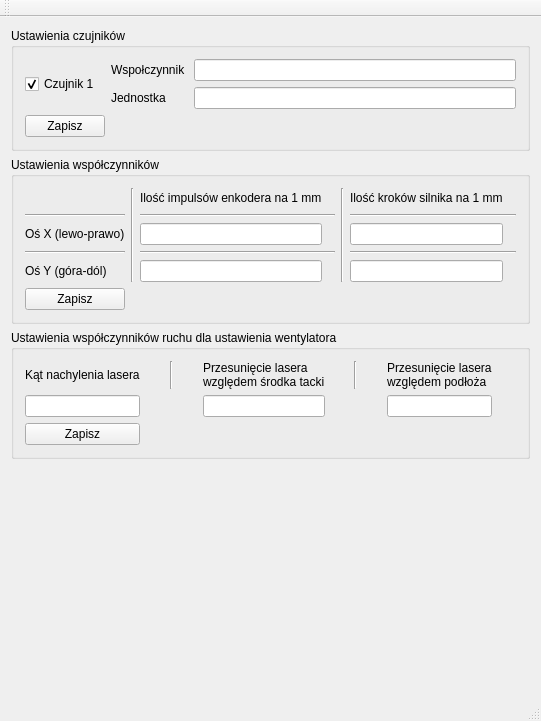
First picture: the form in PrzeplywomierzGUI/Program Serwisowy/mainwindow.ui, repository wiacekmarcin/StanowiskoOtwock, before the edit.
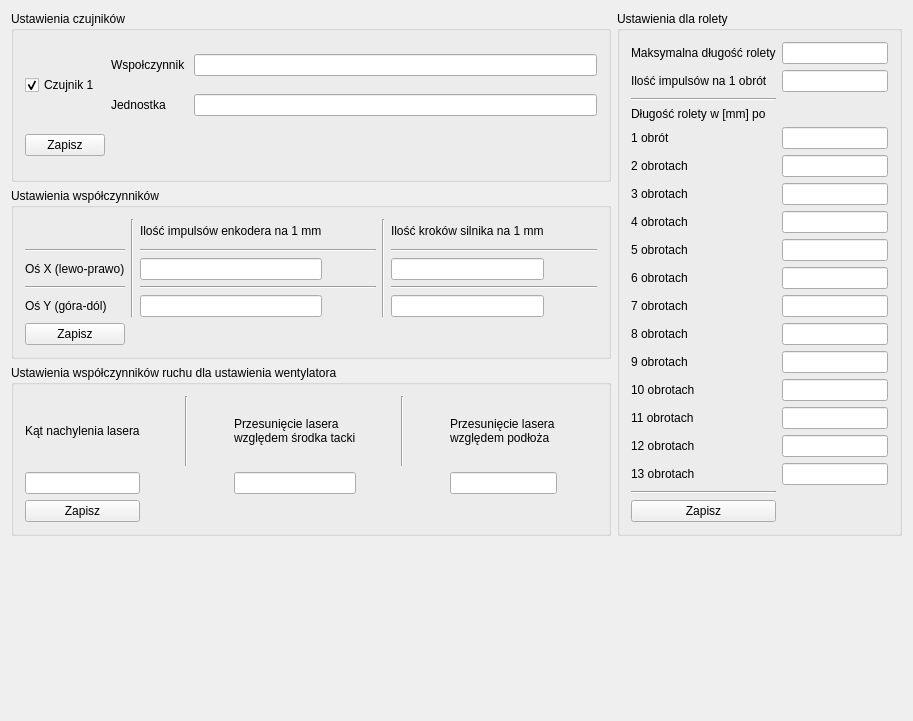
Second picture: the form after the edit.

What changed in the file:
```diff
--- a/PrzeplywomierzGUI/Program Serwisowy/mainwindow.ui
+++ b/PrzeplywomierzGUI/Program Serwisowy/mainwindow.ui
@@ -6,7 +6,7 @@
    <rect>
     <x>0</x>
     <y>0</y>
-    <width>541</width>
+    <width>913</width>
     <height>721</height>
    </rect>
   </property>
@@ -14,59 +14,139 @@
    <string>Program serwisowy do kontrolera</string>
   </property>
   <widget class="QWidget" name="centralWidget">
-   <layout class="QVBoxLayout" name="verticalLayoutCentral">
-    <item>
-     <widget class="QGroupBox" name="groupBox">
+   <layout class="QGridLayout" name="gridLayout_2">
+    <item row="4" column="0">
+     <spacer name="verticalSpacer">
+      <property name="orientation">
+       <enum>Qt::Vertical</enum>
+      </property>
+      <property name="sizeHint" stdset="0">
+       <size>
+        <width>20</width>
+        <height>40</height>
+       </size>
+      </property>
+     </spacer>
+    </item>
+    <item row="2" column="0">
+     <widget class="QGroupBox" name="groupBoxWentylator">
       <property name="title">
-       <string>Ustawienia czujników</string>
+       <string>Ustawienia współczynników ruchu dla ustawienia wentylatora</string>
       </property>
-      <property name="flat">
-       <bool>false</bool>
-      </property>
-      <layout class="QGridLayout" name="gridLayoutCzujniki">
-       <item row="0" column="0" rowspan="2">
-        <widget class="QCheckBox" name="cbcz1">
+      <layout class="QGridLayout" name="gridLayoutWenty">
+       <item row="0" column="0">
+        <widget class="QLabel" name="lwiatrakkat">
          <property name="text">
-          <string>Czujnik 1</string>
-         </property>
-         <property name="checked">
-          <bool>true</bool>
+          <string>Kąt nachylenia lasera</string>
          </property>
         </widget>
        </item>
        <item row="0" column="1">
-        <widget class="QLabel" name="lratio1">
-         <property name="text">
-          <string>Wspołczynnik </string>
+        <spacer name="horizontalSpacerWentylator_1">
+         <property name="orientation">
+          <enum>Qt::Horizontal</enum>
          </property>
-        </widget>
+         <property name="sizeHint" stdset="0">
+          <size>
+           <width>40</width>
+           <height>20</height>
+          </size>
+         </property>
+        </spacer>
        </item>
        <item row="0" column="2">
-        <widget class="QLineEdit" name="ecz1ratio">
-         <property name="text">
-          <string/>
+        <widget class="Line" name="linewentylator_1">
+         <property name="orientation">
+          <enum>Qt::Vertical</enum>
          </property>
         </widget>
        </item>
-       <item row="1" column="1">
-        <widget class="QLabel" name="lunit1">
+       <item row="0" column="3">
+        <spacer name="horizontalSpacerWentylator_2">
+         <property name="orientation">
+          <enum>Qt::Horizontal</enum>
+         </property>
+         <property name="sizeHint" stdset="0">
+          <size>
+           <width>40</width>
+           <height>20</height>
+          </size>
+         </property>
+        </spacer>
+       </item>
+       <item row="0" column="4">
+        <widget class="QLabel" name="lwiatrakx">
          <property name="text">
-          <string>Jednostka</string>
+          <string>Przesunięcie lasera
+względem środka tacki</string>
          </property>
         </widget>
        </item>
-       <item row="1" column="2">
-        <widget class="QLineEdit" name="ecz1unit">
-         <property name="text">
-          <string/>
+       <item row="0" column="5">
+        <spacer name="horizontalSpacerWentylator_3">
+         <property name="orientation">
+          <enum>Qt::Horizontal</enum>
          </property>
-         <property name="maxLength">
-          <number>10</number>
+         <property name="sizeHint" stdset="0">
+          <size>
+           <width>40</width>
+           <height>20</height>
+          </size>
          </property>
+        </spacer>
+       </item>
+       <item row="0" column="6">
+        <widget class="Line" name="linewentylator_2">
+         <property name="orientation">
+          <enum>Qt::Vertical</enum>
+         </property>
         </widget>
        </item>
+       <item row="0" column="7">
+        <spacer name="horizontalSpacerWentylator_4">
+         <property name="orientation">
+          <enum>Qt::Horizontal</enum>
+         </property>
+         <property name="sizeHint" stdset="0">
+          <size>
+           <width>40</width>
+           <height>20</height>
+          </size>
+         </property>
+        </spacer>
+       </item>
+       <item row="0" column="8">
+        <widget class="QLabel" name="lwiatraky">
+         <property name="text">
+          <string>Przesunięcie lasera
+względem podłoża</string>
+         </property>
+        </widget>
+       </item>
+       <item row="0" column="9">
+        <spacer name="horizontalSpacerWentylator_5">
+         <property name="orientation">
+          <enum>Qt::Horizontal</enum>
+         </property>
+         <property name="sizeHint" stdset="0">
+          <size>
+           <width>40</width>
+           <height>20</height>
+          </size>
+         </property>
+        </spacer>
+       </item>
+       <item row="1" column="0">
+        <widget class="QLineEdit" name="ewiatrakkat"/>
+       </item>
+       <item row="1" column="4">
+        <widget class="QLineEdit" name="ewiatrakx"/>
+       </item>
+       <item row="1" column="8">
+        <widget class="QLineEdit" name="ewiatraky"/>
+       </item>
        <item row="2" column="0">
-        <widget class="QPushButton" name="pbSaveRadioCzujnik">
+        <widget class="QPushButton" name="pbSaveWentylator">
          <property name="text">
           <string>Zapisz</string>
          </property>
@@ -75,7 +155,7 @@
       </layout>
      </widget>
     </item>
-    <item>
+    <item row="1" column="0">
      <widget class="QGroupBox" name="groupBoxMechanizm">
       <property name="title">
        <string>Ustawienia współczynników</string>
@@ -213,125 +293,58 @@
       </layout>
      </widget>
     </item>
-    <item>
-     <widget class="QGroupBox" name="groupBoxWentylator">
+    <item row="0" column="0">
+     <widget class="QGroupBox" name="groupBox">
       <property name="title">
-       <string>Ustawienia współczynników ruchu dla ustawienia wentylatora</string>
+       <string>Ustawienia czujników</string>
       </property>
-      <layout class="QGridLayout" name="gridLayoutWenty">
-       <item row="0" column="0">
-        <widget class="QLabel" name="lwiatrakkat">
+      <property name="flat">
+       <bool>false</bool>
+      </property>
+      <layout class="QGridLayout" name="gridLayoutCzujniki">
+       <item row="0" column="0" rowspan="2">
+        <widget class="QCheckBox" name="cbcz1">
          <property name="text">
-          <string>Kąt nachylenia lasera</string>
+          <string>Czujnik 1</string>
+         </property>
+         <property name="checked">
+          <bool>true</bool>
          </property>
         </widget>
        </item>
        <item row="0" column="1">
-        <spacer name="horizontalSpacerWentylator_1">
-         <property name="orientation">
-          <enum>Qt::Horizontal</enum>
+        <widget class="QLabel" name="lratio1">
+         <property name="text">
+          <string>Wspołczynnik </string>
          </property>
-         <property name="sizeHint" stdset="0">
-          <size>
-           <width>40</width>
-           <height>20</height>
-          </size>
-         </property>
-        </spacer>
+        </widget>
        </item>
        <item row="0" column="2">
-        <widget class="Line" name="linewentylator_1">
-         <property name="orientation">
-          <enum>Qt::Vertical</enum>
+        <widget class="QLineEdit" name="ecz1ratio">
+         <property name="text">
+          <string/>
          </property>
         </widget>
        </item>
-       <item row="0" column="3">
-        <spacer name="horizontalSpacerWentylator_2">
-         <property name="orientation">
-          <enum>Qt::Horizontal</enum>
-         </property>
-         <property name="sizeHint" stdset="0">
-          <size>
-           <width>40</width>
-           <height>20</height>
-          </size>
-         </property>
-        </spacer>
-       </item>
-       <item row="0" column="4">
-        <widget class="QLabel" name="lwiatrakx">
+       <item row="1" column="1">
+        <widget class="QLabel" name="lunit1">
          <property name="text">
-          <string>Przesunięcie lasera
-względem środka tacki</string>
+          <string>Jednostka</string>
          </property>
         </widget>
        </item>
-       <item row="0" column="5">
-        <spacer name="horizontalSpacerWentylator_3">
-         <property name="orientation">
-          <enum>Qt::Horizontal</enum>
-         </property>
-         <property name="sizeHint" stdset="0">
-          <size>
-           <width>40</width>
-           <height>20</height>
-          </size>
-         </property>
-        </spacer>
-       </item>
-       <item row="0" column="6">
-        <widget class="Line" name="linewentylator_2">
-         <property name="orientation">
-          <enum>Qt::Vertical</enum>
-         </property>
-        </widget>
-       </item>
-       <item row="0" column="7">
-        <spacer name="horizontalSpacerWentylator_4">
-         <property name="orientation">
-          <enum>Qt::Horizontal</enum>
-         </property>
-         <property name="sizeHint" stdset="0">
-          <size>
-           <width>40</width>
-           <height>20</height>
-          </size>
-         </property>
-        </spacer>
-       </item>
-       <item row="0" column="8">
-        <widget class="QLabel" name="lwiatraky">
+       <item row="1" column="2">
+        <widget class="QLineEdit" name="ecz1unit">
          <property name="text">
-          <string>Przesunięcie lasera
-względem podłoża</string>
+          <string/>
          </property>
-        </widget>
-       </item>
-       <item row="0" column="9">
-        <spacer name="horizontalSpacerWentylator_5">
-         <property name="orientation">
-          <enum>Qt::Horizontal</enum>
+         <property name="maxLength">
+          <number>10</number>
          </property>
-         <property name="sizeHint" stdset="0">
-          <size>
-           <width>40</width>
-           <height>20</height>
-          </size>
-         </property>
-        </spacer>
-       </item>
-       <item row="1" column="0">
-        <widget class="QLineEdit" name="ewiatrakkat"/>
-       </item>
-       <item row="1" column="4">
-        <widget class="QLineEdit" name="ewiatrakx"/>
-       </item>
-       <item row="1" column="8">
-        <widget class="QLineEdit" name="ewiatraky"/>
+        </widget>
        </item>
        <item row="2" column="0">
-        <widget class="QPushButton" name="pbSaveWentylator">
+        <widget class="QPushButton" name="pbSaveRadioCzujnik">
          <property name="text">
           <string>Zapisz</string>
          </property>
@@ -340,40 +353,195 @@
       </layout>
      </widget>
     </item>
-    <item>
-     <spacer name="verticalSpacer">
-      <property name="orientation">
-       <enum>Qt::Vertical</enum>
+    <item row="0" column="1" rowspan="3">
+     <widget class="QGroupBox" name="groupBox_2">
+      <property name="title">
+       <string>Ustawienia dla rolety</string>
       </property>
-      <property name="sizeHint" stdset="0">
-       <size>
-        <width>20</width>
-        <height>40</height>
-       </size>
-      </property>
-     </spacer>
+      <layout class="QGridLayout" name="gridLayout">
+       <item row="4" column="0">
+        <widget class="QLabel" name="lobrot1">
+         <property name="text">
+          <string>1 obrót</string>
+         </property>
+        </widget>
+       </item>
+       <item row="16" column="1">
+        <widget class="QLineEdit" name="RolObrot13"/>
+       </item>
+       <item row="13" column="1">
+        <widget class="QLineEdit" name="RolObrot10"/>
+       </item>
+       <item row="10" column="1">
+        <widget class="QLineEdit" name="RolObrot7"/>
+       </item>
+       <item row="5" column="0">
+        <widget class="QLabel" name="lobrot2">
+         <property name="text">
+          <string>2 obrotach</string>
+         </property>
+        </widget>
+       </item>
+       <item row="12" column="1">
+        <widget class="QLineEdit" name="RolObrot9"/>
+       </item>
+       <item row="17" column="0">
+        <widget class="Line" name="line_7">
+         <property name="orientation">
+          <enum>Qt::Horizontal</enum>
+         </property>
+        </widget>
+       </item>
+       <item row="0" column="0">
+        <widget class="QLabel" name="ldlugoscrolety">
+         <property name="text">
+          <string>Maksymalna długość rolety</string>
+         </property>
+        </widget>
+       </item>
+       <item row="7" column="1">
+        <widget class="QLineEdit" name="RolObrot4"/>
+       </item>
+       <item row="10" column="0">
+        <widget class="QLabel" name="lobrot7">
+         <property name="text">
+          <string>7 obrotach</string>
+         </property>
+        </widget>
+       </item>
+       <item row="6" column="0">
+        <widget class="QLabel" name="lobrot3">
+         <property name="text">
+          <string>3 obrotach</string>
+         </property>
+        </widget>
+       </item>
+       <item row="11" column="1">
+        <widget class="QLineEdit" name="RolObrot8"/>
+       </item>
+       <item row="1" column="1">
+        <widget class="QLineEdit" name="roletaImpObrot"/>
+       </item>
+       <item row="15" column="1">
+        <widget class="QLineEdit" name="RolObrot12"/>
+       </item>
+       <item row="11" column="0">
+        <widget class="QLabel" name="lobrot8">
+         <property name="text">
+          <string>8 obrotach</string>
+         </property>
+        </widget>
+       </item>
+       <item row="16" column="0">
+        <widget class="QLabel" name="lobrot13">
+         <property name="text">
+          <string>13 obrotach</string>
+         </property>
+        </widget>
+       </item>
+       <item row="6" column="1">
+        <widget class="QLineEdit" name="RolObrot3"/>
+       </item>
+       <item row="13" column="0">
+        <widget class="QLabel" name="lobrot10">
+         <property name="text">
+          <string>10 obrotach</string>
+         </property>
+        </widget>
+       </item>
+       <item row="8" column="0">
+        <widget class="QLabel" name="lobrot5">
+         <property name="text">
+          <string>5 obrotach</string>
+         </property>
+        </widget>
+       </item>
+       <item row="2" column="0">
+        <widget class="Line" name="line">
+         <property name="orientation">
+          <enum>Qt::Horizontal</enum>
+         </property>
+        </widget>
+       </item>
+       <item row="0" column="1">
+        <widget class="QLineEdit" name="dlugoscRolety"/>
+       </item>
+       <item row="15" column="0">
+        <widget class="QLabel" name="lobrot12">
+         <property name="text">
+          <string>12 obrotach</string>
+         </property>
+        </widget>
+       </item>
+       <item row="4" column="1">
+        <widget class="QLineEdit" name="RolObrot1"/>
+       </item>
+       <item row="12" column="0">
+        <widget class="QLabel" name="lobrot9">
+         <property name="text">
+          <string>9 obrotach</string>
+         </property>
+        </widget>
+       </item>
+       <item row="9" column="0">
+        <widget class="QLabel" name="lobrot6">
+         <property name="text">
+          <string>6 obrotach</string>
+         </property>
+        </widget>
+       </item>
+       <item row="14" column="1">
+        <widget class="QLineEdit" name="RolObrot11"/>
+       </item>
+       <item row="1" column="0">
+        <widget class="QLabel" name="limpuslyrolety">
+         <property name="text">
+          <string>Ilość impulsów na 1 obrót</string>
+         </property>
+        </widget>
+       </item>
+       <item row="14" column="0">
+        <widget class="QLabel" name="lobrot11">
+         <property name="text">
+          <string>11 obrotach</string>
+         </property>
+        </widget>
+       </item>
+       <item row="9" column="1">
+        <widget class="QLineEdit" name="RolObrot6"/>
+       </item>
+       <item row="8" column="1">
+        <widget class="QLineEdit" name="RolObrot5"/>
+       </item>
+       <item row="3" column="0" colspan="2">
+        <widget class="QLabel" name="label_4">
+         <property name="text">
+          <string>Długość rolety w [mm] po </string>
+         </property>
+        </widget>
+       </item>
+       <item row="5" column="1">
+        <widget class="QLineEdit" name="RolObrot2"/>
+       </item>
+       <item row="7" column="0">
+        <widget class="QLabel" name="lobrot4">
+         <property name="text">
+          <string>4 obrotach</string>
+         </property>
+        </widget>
+       </item>
+       <item row="18" column="0">
+        <widget class="QPushButton" name="pbRoletaSave">
+         <property name="text">
+          <string>Zapisz</string>
+         </property>
+        </widget>
+       </item>
+      </layout>
+     </widget>
     </item>
    </layout>
   </widget>
-  <widget class="QMenuBar" name="menuBar">
-   <property name="geometry">
-    <rect>
-     <x>0</x>
-     <y>0</y>
-     <width>541</width>
-     <height>22</height>
-    </rect>
-   </property>
-  </widget>
-  <widget class="QToolBar" name="mainToolBar">
-   <attribute name="toolBarArea">
-    <enum>TopToolBarArea</enum>
-   </attribute>
-   <attribute name="toolBarBreak">
-    <bool>false</bool>
-   </attribute>
-  </widget>
-  <widget class="QStatusBar" name="statusBar"/>
  </widget>
  <layoutdefault spacing="6" margin="11"/>
  <resources/>
```
